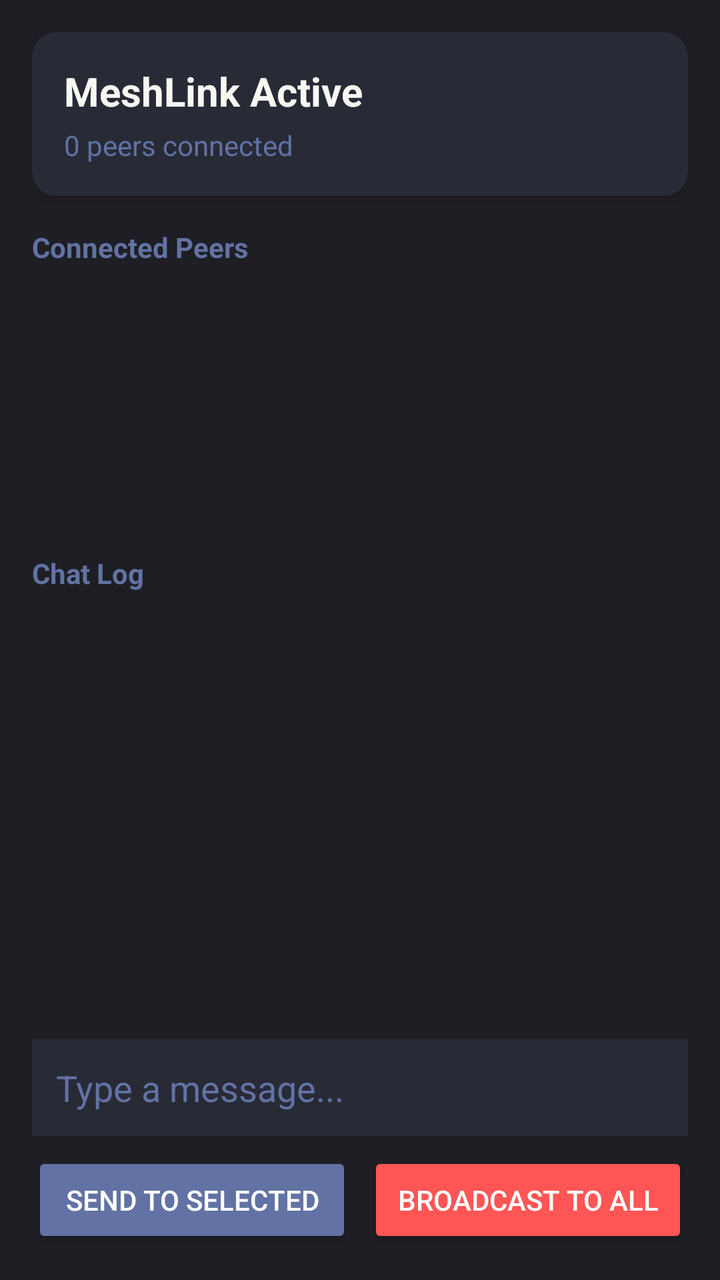
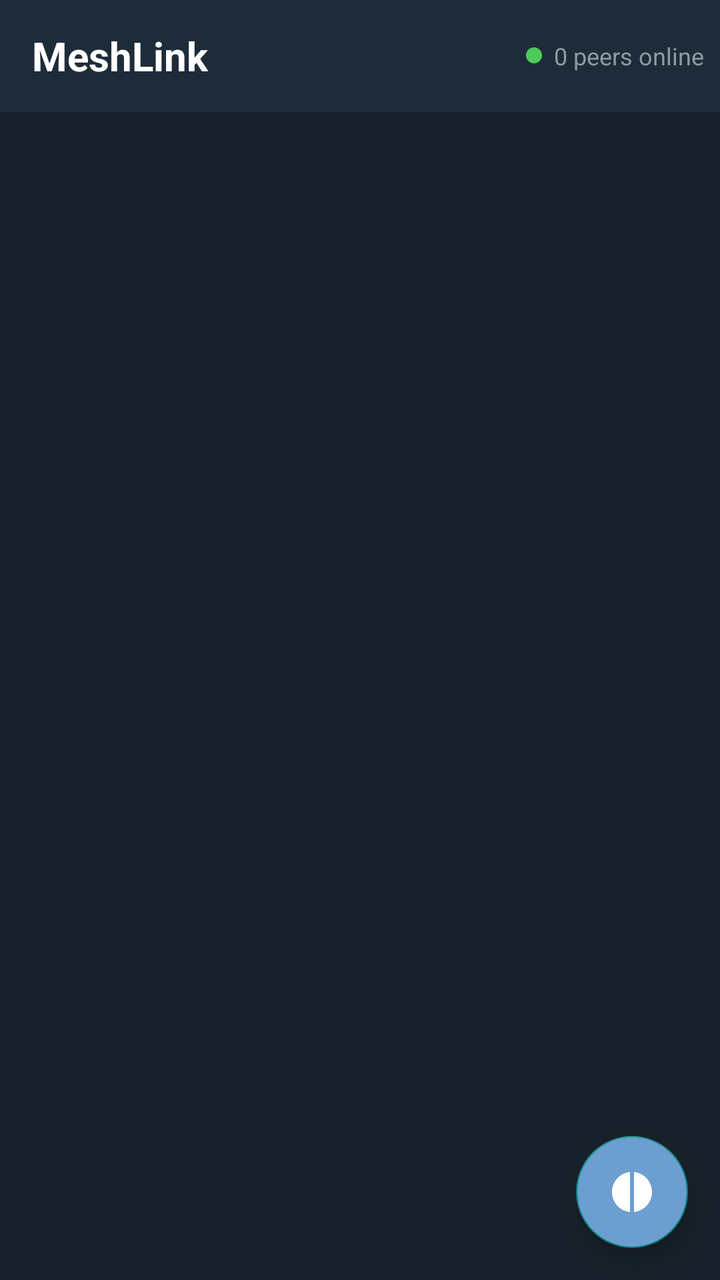

Compare the two renders of this Android layout. The source of the first and the diff that turns it into the second are given below.
<!-- AndroidManifest.xml: application theme Theme.AppCompat.DayNight.NoActionBar -->
<!-- res/layout/activity_main.xml -->
<?xml version="1.0" encoding="utf-8"?>
<LinearLayout xmlns:android="http://schemas.android.com/apk/res/android"
    xmlns:app="http://schemas.android.com/apk/res-auto"
    android:layout_width="match_parent"
    android:layout_height="match_parent"
    android:orientation="vertical"
    android:background="#1E1E24"
    android:padding="16dp">

    
    <androidx.cardview.widget.CardView
        android:layout_width="match_parent"
        android:layout_height="wrap_content"
        app:cardBackgroundColor="#282A36"
        app:cardCornerRadius="12dp"
        app:cardElevation="4dp"
        android:layout_marginBottom="16dp">
        
        <LinearLayout
            android:layout_width="match_parent"
            android:layout_height="wrap_content"
            android:orientation="vertical"
            android:padding="16dp">
            
            <TextView
                android:id="@+id/tvHeader"
                android:layout_width="match_parent"
                android:layout_height="wrap_content"
                android:text="MeshLink Active"
                android:textColor="#F8F8F2"
                android:textSize="20sp"
                android:textStyle="bold"/>

            <TextView
                android:id="@+id/tvStatus"
                android:layout_width="match_parent"
                android:layout_height="wrap_content"
                android:text="0 peers connected"
                android:textColor="#6272A4"
                android:textSize="14sp"
                android:layout_marginTop="4dp"/>
        </LinearLayout>
    </androidx.cardview.widget.CardView>

    <TextView
        android:layout_width="wrap_content"
        android:layout_height="wrap_content"
        android:text="Connected Peers"
        android:textColor="#6272A4"
        android:textSize="14sp"
        android:textStyle="bold"
        android:layout_marginBottom="8dp"/>

    
    <ScrollView
        android:layout_width="match_parent"
        android:layout_height="120dp"
        android:layout_marginBottom="16dp">
        
        <LinearLayout
            android:id="@+id/llPeersContainer"
            android:layout_width="match_parent"
            android:layout_height="wrap_content"
            android:orientation="vertical"/>
    </ScrollView>

    <TextView
        android:layout_width="wrap_content"
        android:layout_height="wrap_content"
        android:text="Chat Log"
        android:textColor="#6272A4"
        android:textSize="14sp"
        android:textStyle="bold"
        android:layout_marginBottom="8dp"/>

    
    <ScrollView
        android:id="@+id/svChatLog"
        android:layout_width="match_parent"
        android:layout_height="0dp"
        android:layout_weight="1"
        android:layout_marginBottom="16dp"
        android:background="@android:color/transparent">
        
        <LinearLayout
            android:id="@+id/llChatLog"
            android:layout_width="match_parent"
            android:layout_height="wrap_content"
            android:orientation="vertical"/>
    </ScrollView>

    
    <LinearLayout
        android:layout_width="match_parent"
        android:layout_height="wrap_content"
        android:orientation="horizontal"
        android:gravity="center_vertical"
        android:layout_marginBottom="8dp">

        <EditText
            android:id="@+id/etMessage"
            android:layout_width="0dp"
            android:layout_height="wrap_content"
            android:layout_weight="1"
            android:background="#282A36"
            android:textColor="#F8F8F2"
            android:textColorHint="#6272A4"
            android:hint="Type a message..."
            android:padding="12dp"
            android:inputType="text"/>

    </LinearLayout>

    <LinearLayout
        android:layout_width="match_parent"
        android:layout_height="wrap_content"
        android:orientation="horizontal">

        <Button
            android:id="@+id/btnSendSelected"
            android:layout_width="0dp"
            android:layout_height="wrap_content"
            android:layout_weight="1"
            android:text="Send to Selected"
            android:textColor="#FFFFFF"
            android:backgroundTint="#6272A4"
            android:layout_marginEnd="4dp"/>

        <Button
            android:id="@+id/btnBroadcast"
            android:layout_width="0dp"
            android:layout_height="wrap_content"
            android:layout_weight="1"
            android:text="Broadcast to All"
            android:textColor="#FFFFFF"
            android:backgroundTint="#FF5555"
            android:layout_marginStart="4dp"/>
    </LinearLayout>

</LinearLayout>
<!-- resources referenced by this layout -->
<resources>

</resources>

<!-- the commit's change to res/layout/activity_main.xml (unified diff, before → after) -->
@@ -3,138 +3,74 @@
     xmlns:app="http://schemas.android.com/apk/res-auto"
     android:layout_width="match_parent"
     android:layout_height="match_parent"
-    android:orientation="vertical"
-    android:background="#1E1E24"
-    android:padding="16dp">
-
-    
-    <androidx.cardview.widget.CardView
-        android:layout_width="match_parent"
-        android:layout_height="wrap_content"
-        app:cardBackgroundColor="#282A36"
-        app:cardCornerRadius="12dp"
-        app:cardElevation="4dp"
-        android:layout_marginBottom="16dp">
-        
-        <LinearLayout
-            android:layout_width="match_parent"
-            android:layout_height="wrap_content"
-            android:orientation="vertical"
-            android:padding="16dp">
-            
-            <TextView
-                android:id="@+id/tvHeader"
-                android:layout_width="match_parent"
-                android:layout_height="wrap_content"
-                android:text="MeshLink Active"
-                android:textColor="#F8F8F2"
-                android:textSize="20sp"
-                android:textStyle="bold"/>
-
-            <TextView
-                android:id="@+id/tvStatus"
-                android:layout_width="match_parent"
-                android:layout_height="wrap_content"
-                android:text="0 peers connected"
-                android:textColor="#6272A4"
-                android:textSize="14sp"
-                android:layout_marginTop="4dp"/>
-        </LinearLayout>
-    </androidx.cardview.widget.CardView>
-
-    <TextView
-        android:layout_width="wrap_content"
-        android:layout_height="wrap_content"
-        android:text="Connected Peers"
-        android:textColor="#6272A4"
-        android:textSize="14sp"
-        android:textStyle="bold"
-        android:layout_marginBottom="8dp"/>
-
-    
-    <ScrollView
-        android:layout_width="match_parent"
-        android:layout_height="120dp"
-        android:layout_marginBottom="16dp">
-        
-        <LinearLayout
-            android:id="@+id/llPeersContainer"
-            android:layout_width="match_parent"
-            android:layout_height="wrap_content"
-            android:orientation="vertical"/>
-    </ScrollView>
-
-    <TextView
-        android:layout_width="wrap_content"
-        android:layout_height="wrap_content"
-        android:text="Chat Log"
-        android:textColor="#6272A4"
-        android:textSize="14sp"
-        android:textStyle="bold"
-        android:layout_marginBottom="8dp"/>
-
-    
-    <ScrollView
-        android:id="@+id/svChatLog"
-        android:layout_width="match_parent"
-        android:layout_height="0dp"
-        android:layout_weight="1"
-        android:layout_marginBottom="16dp"
-        android:background="@android:color/transparent">
-        
-        <LinearLayout
-            android:id="@+id/llChatLog"
-            android:layout_width="match_parent"
-            android:layout_height="wrap_content"
-            android:orientation="vertical"/>
-    </ScrollView>
+    android:background="#17212B"
+    android:orientation="vertical">
 
     
     <LinearLayout
         android:layout_width="match_parent"
-        android:layout_height="wrap_content"
+        android:layout_height="?attr/actionBarSize"
+        android:background="#1E2C3A"
+        android:gravity="center_vertical"
         android:orientation="horizontal"
-        android:gravity="center_vertical"
-        android:layout_marginBottom="8dp">
+        android:paddingStart="16dp"
+        android:paddingEnd="8dp">
 
-        <EditText
-            android:id="@+id/etMessage"
+        <TextView
+            android:layout_width="wrap_content"
+            android:layout_height="wrap_content"
+            android:text="MeshLink"
+            android:textColor="#FFFFFF"
+            android:textSize="20sp"
+            android:textStyle="bold" />
+
+        <Space
             android:layout_width="0dp"
             android:layout_height="wrap_content"
-            android:layout_weight="1"
-            android:background="#282A36"
-            android:textColor="#F8F8F2"
-            android:textColorHint="#6272A4"
-            android:hint="Type a message..."
-            android:padding="12dp"
-            android:inputType="text"/>
+            android:layout_weight="1" />
 
+        <LinearLayout
+            android:layout_width="wrap_content"
+            android:layout_height="wrap_content"
+            android:gravity="center_vertical"
+            android:orientation="horizontal">
+
+            <View
+                android:layout_width="8dp"
+                android:layout_height="8dp"
+                android:background="@drawable/bg_avatar"
+                android:backgroundTint="#4DCA59" />
+
+            <TextView
+                android:id="@+id/tvStatus"
+                android:layout_width="wrap_content"
+                android:layout_height="wrap_content"
+                android:layout_marginStart="6dp"
+                android:text="0 peers online"
+                android:textColor="#8E9BA7"
+                android:textSize="12sp" />
+        </LinearLayout>
     </LinearLayout>
 
-    <LinearLayout
+    <FrameLayout
         android:layout_width="match_parent"
-        android:layout_height="wrap_content"
-        android:orientation="horizontal">
+        android:layout_height="match_parent">
 
-        <Button
-            android:id="@+id/btnSendSelected"
-            android:layout_width="0dp"
+        <androidx.recyclerview.widget.RecyclerView
+            android:id="@+id/rvConversations"
+            android:layout_width="match_parent"
+            android:layout_height="match_parent"
+            android:clipToPadding="false"
+            android:paddingBottom="80dp" />
+
+        <com.google.android.material.floatingactionbutton.FloatingActionButton
+            android:id="@+id/btnBroadcast"
+            android:layout_width="wrap_content"
             android:layout_height="wrap_content"
-            android:layout_weight="1"
-            android:text="Send to Selected"
-            android:textColor="#FFFFFF"
-            android:backgroundTint="#6272A4"
-            android:layout_marginEnd="4dp"/>
-
-        <Button
-            android:id="@+id/btnBroadcast"
-            android:layout_width="0dp"
-            android:layout_height="wrap_content"
-            android:layout_weight="1"
-            android:text="Broadcast to All"
-            android:textColor="#FFFFFF"
-            android:backgroundTint="#FF5555"
-            android:layout_marginStart="4dp"/>
-    </LinearLayout>
-
+            android:layout_gravity="bottom|end"
+            android:layout_margin="16dp"
+            android:backgroundTint="#6C9ECF"
+            android:src="@drawable/ic_broadcast"
+            app:tint="#FFFFFF" />
+    </FrameLayout>
 </LinearLayout>
<!-- resource entries referenced after the edit -->
@@ -1,5 +1,20 @@
 <!-- resources referenced by this layout -->
 <resources>
-
+  <!-- drawable bg_avatar (drawable) -->
+  <?xml version="1.0" encoding="utf-8"?>
+  <shape xmlns:android="http://schemas.android.com/apk/res/android"
+      android:shape="oval">
+      <solid android:color="#6C9ECF" />
+  </shape>
+  <!-- drawable ic_broadcast (drawable) -->
+  <vector xmlns:android="http://schemas.android.com/apk/res/android"
+      android:width="24dp"
+      android:height="24dp"
+      android:viewportWidth="24"
+      android:viewportHeight="24">
+      <path
+          android:fillColor="#FFFFFF"
+          android:pathData="M11,2v20c-5.07,-0.5 -9,-4.79 -9,-10s3.93,-9.5 9,-10zM13,2v20c5.07,-0.5 9,-4.79 9,-10s-3.93,-9.5 -9,-10z" />
+  </vector>
 </resources>
 
